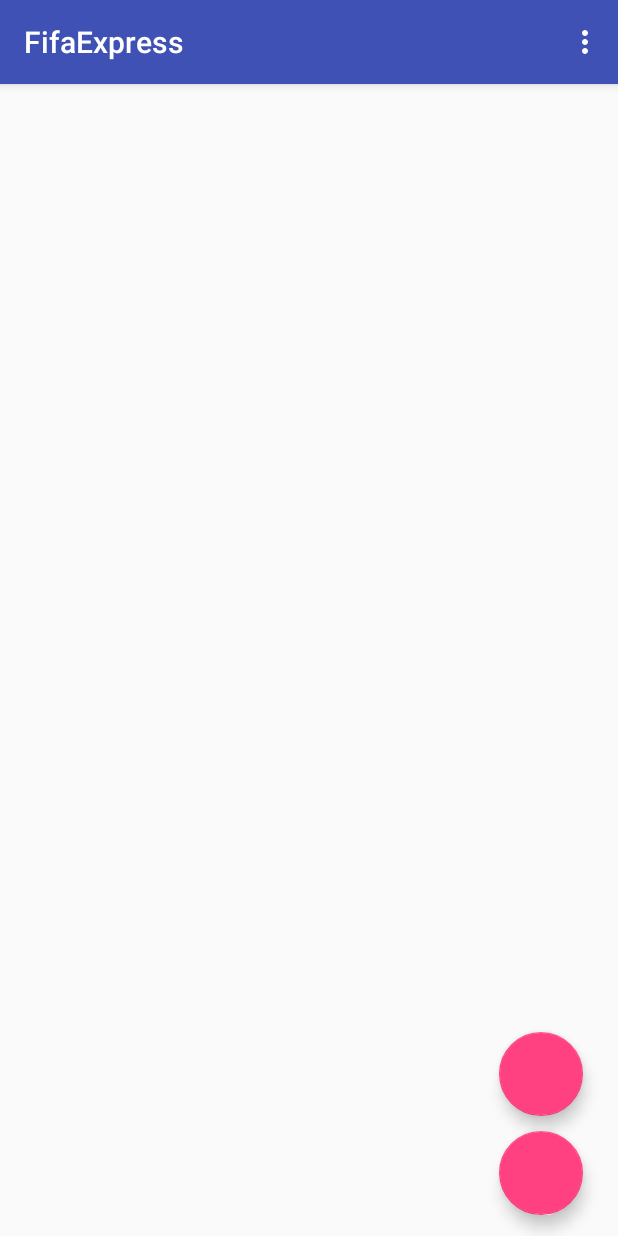
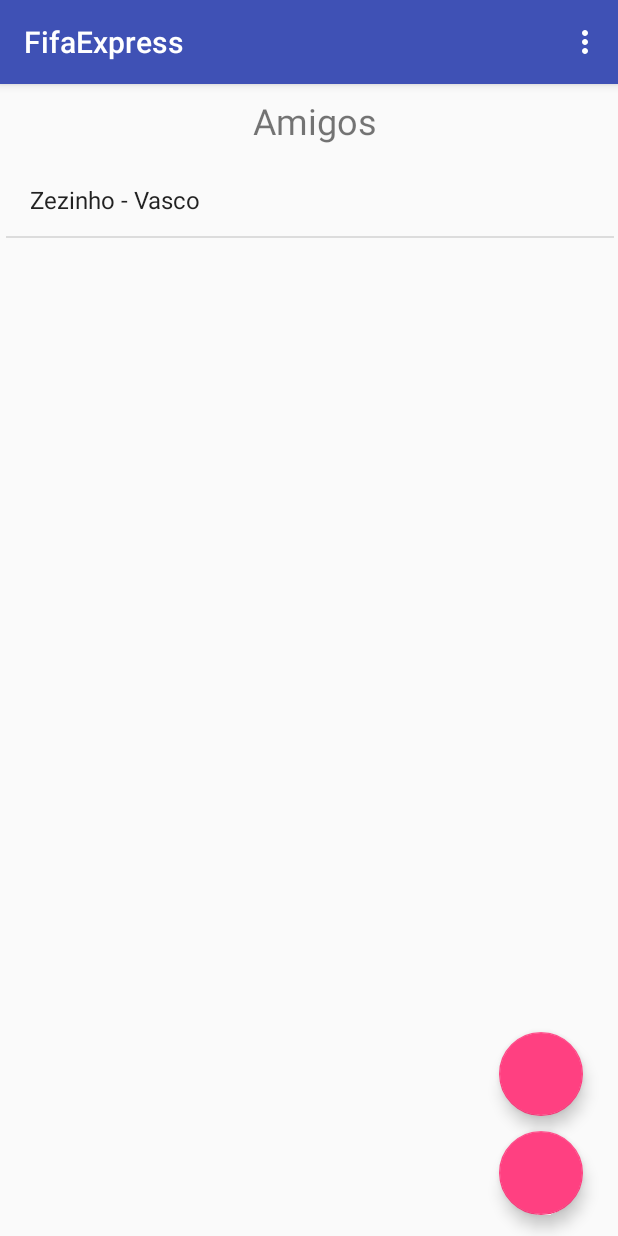
Before and after one commit to alissonrubim/FifaExpress, an Android app: the screen it shows after launch (FriendActivity), on a phone screen of 412 x 824 dp. Run offline under Robolectric (Android 15) with nearby library versions, the phone set to English and light mode, and no system bars; libraries missing offline, so code that uses them is left out: com.getbase.floatingactionbutton; plain views replace FloatingActionButton; 2 statements that could not run were skipped.

Commit message:
Adicionado modulo para salvar os amigos
Adicionado modulo para salvar os amigos

```diff
--- a/app/src/main/java/com/alissonrubim/fifaexpress/FriendActivity.java
+++ b/app/src/main/java/com/alissonrubim/fifaexpress/FriendActivity.java
@@ -1,9 +1,7 @@
 package com.alissonrubim.fifaexpress;
 
 import android.content.Intent;
-import android.graphics.Typeface;
 import android.os.Bundle;
-import android.support.design.widget.*;
 import android.support.v7.app.AppCompatActivity;
 import android.support.v7.widget.Toolbar;
 import android.view.View;
@@ -13,9 +11,8 @@ import android.widget.ArrayAdapter;
 import android.widget.ListView;
 
 import com.alissonrubim.fifaexpress.Model.DAO.FriendDAO;
-import com.alissonrubim.fifaexpress.Model.Database;
+import com.alissonrubim.fifaexpress.Model.Database.Database;
 import com.alissonrubim.fifaexpress.Model.Friend;
-import com.getbase.floatingactionbutton.*;
 import com.getbase.floatingactionbutton.FloatingActionButton;
 
 import java.util.ArrayList;
@@ -62,7 +59,7 @@ public class FriendActivity extends AppCompatActivity {
         ArrayList<String> spinnerArray =  new ArrayList<String>();
         for (Friend t:
                 friends) {
-            spinnerArray.add(t.getName());
+            spinnerArray.add(t.getName() + " - " + t.getTeam().getName());
         }
 
         ArrayAdapter<String> adapter = new ArrayAdapter<String>(
@@ -75,7 +72,7 @@ public class FriendActivity extends AppCompatActivity {
     protected void onActivityResult(int requestCode, int resultCode, Intent data) {
         if (requestCode == FriendDetailActivity.IntentId) {
             if (resultCode == RESULT_OK) {
-
+                fillListViewResume();
             }
         }
     }
--- a/app/src/main/java/com/alissonrubim/fifaexpress/Model/DAO/BaseDAO.java
+++ b/app/src/main/java/com/alissonrubim/fifaexpress/Model/DAO/BaseDAO.java
@@ -1,6 +1,4 @@
 package com.alissonrubim.fifaexpress.Model.DAO;
-
-import com.alissonrubim.fifaexpress.Model.Database;
 
 import java.util.ArrayList;
 
--- a/app/src/main/java/com/alissonrubim/fifaexpress/Model/DAO/TeamDAO.java
+++ b/app/src/main/java/com/alissonrubim/fifaexpress/Model/DAO/TeamDAO.java
@@ -1,6 +1,6 @@
 package com.alissonrubim.fifaexpress.Model.DAO;
 
-import com.alissonrubim.fifaexpress.Model.Database;
+import com.alissonrubim.fifaexpress.Model.Database.Database;
 import com.alissonrubim.fifaexpress.Model.Team;
 import android.content.ContentValues;
 import android.content.Context;
@@ -54,11 +54,11 @@ public class TeamDAO implements BaseDAO<Team>{
 
     @Override
     public void Update(Team obj) {
-
+        //NOT NECESSARY
     }
 
     @Override
     public void Delete(Team obj) {
-
+        //NOT NECESSARY
     }
 }
--- a/app/src/main/java/com/alissonrubim/fifaexpress/Model/Database.java
+++ b/app/src/main/java/com/alissonrubim/fifaexpress/Model/Database/Database.java
@@ -1,4 +1,4 @@
-package com.alissonrubim.fifaexpress.Model;
+package com.alissonrubim.fifaexpress.Model.Database;
 
 import android.content.Context;
 import android.database.sqlite.SQLiteDatabase;
--- a/app/src/main/res/layout/content_friend.xml
+++ b/app/src/main/res/layout/content_friend.xml
@@ -10,15 +10,30 @@
 
     <ListView
         android:id="@+id/listViewResume"
-        android:layout_width="368dp"
-        android:layout_height="495dp"
+        android:layout_width="405dp"
+        android:layout_height="453dp"
         android:layout_marginBottom="8dp"
         android:layout_marginEnd="8dp"
         android:layout_marginStart="8dp"
         android:layout_marginTop="8dp"
         app:layout_constraintBottom_toBottomOf="parent"
         app:layout_constraintEnd_toEndOf="parent"
-        app:layout_constraintHorizontal_bias="0.0"
+        app:layout_constraintHorizontal_bias="0.486"
+        app:layout_constraintStart_toStartOf="parent"
+        app:layout_constraintTop_toBottomOf="@+id/textView2"
+        app:layout_constraintVertical_bias="0.0" />
+
+    <TextView
+        android:id="@+id/textView2"
+        android:layout_width="372dp"
+        android:layout_height="37dp"
+        android:layout_marginStart="8dp"
+        android:layout_marginTop="8dp"
+        android:text="Amigos"
+        android:textAlignment="center"
+        android:textSize="24sp"
+        android:typeface="sans"
+        app:layout_constraintEnd_toEndOf="parent"
         app:layout_constraintStart_toStartOf="parent"
         app:layout_constraintTop_toTopOf="parent" />
 </android.support.constraint.ConstraintLayout>
```
Also changed, not shown: app/src/main/java/com/alissonrubim/fifaexpress/FriendDetailActivity.java (+25 -2 lines), app/src/main/java/com/alissonrubim/fifaexpress/Model/DAO/FriendDAO.java (+9 -5 lines), app/src/main/res/layout/activity_friend_detail.xml (+15 -1 lines).
